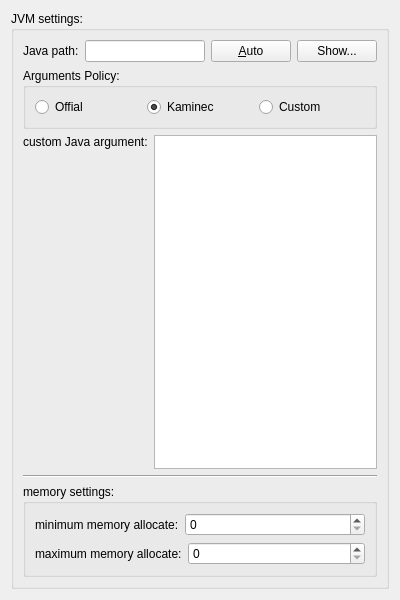
Qt form Kaminec/UI/preferences_tabs/javatab.ui (kaniol-lck/Kaminec) before a commit.
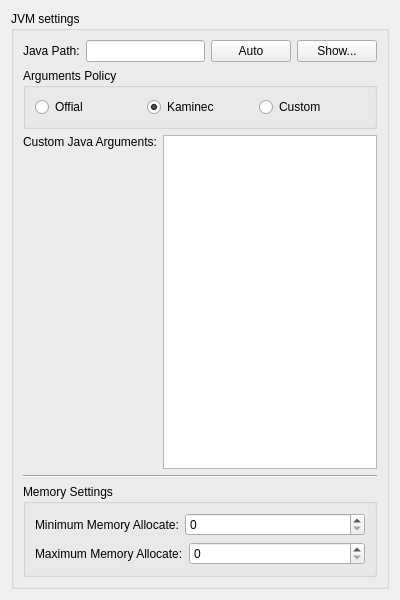
The same form after that commit.

Diff of the .ui file:
```diff
--- a/Kaminec/UI/preferences_tabs/javatab.ui
+++ b/Kaminec/UI/preferences_tabs/javatab.ui
@@ -17,7 +17,7 @@
    <item row="0" column="0">
     <widget class="QGroupBox" name="groupBox_5">
      <property name="title">
-      <string>JVM settings:</string>
+      <string>JVM settings</string>
      </property>
      <layout class="QVBoxLayout" name="verticalLayout">
       <item>
@@ -25,7 +25,7 @@
         <item>
          <widget class="QLabel" name="javaPath_label">
           <property name="text">
-           <string>Java path:</string>
+           <string>Java Path:</string>
           </property>
           <property name="buddy">
            <cstring>javaPath_le</cstring>
@@ -38,7 +38,7 @@
         <item>
          <widget class="QPushButton" name="autoJava_pb">
           <property name="text">
-           <string>&amp;Auto</string>
+           <string>Auto</string>
           </property>
          </widget>
         </item>
@@ -54,7 +54,7 @@
       <item>
        <widget class="QGroupBox" name="groupBox_7">
         <property name="title">
-         <string>Arguments Policy:</string>
+         <string>Arguments Policy</string>
         </property>
         <property name="checkable">
          <bool>false</bool>
@@ -111,7 +111,7 @@
            </sizepolicy>
           </property>
           <property name="text">
-           <string>custom Java argument:</string>
+           <string>Custom Java Arguments:</string>
           </property>
           <property name="buddy">
            <cstring>customJavaArg_te</cstring>
@@ -133,7 +133,7 @@
       <item>
        <widget class="QGroupBox" name="groupBox">
         <property name="title">
-         <string>memory settings:</string>
+         <string>Memory Settings</string>
         </property>
         <layout class="QVBoxLayout" name="verticalLayout_6">
          <item>
@@ -141,7 +141,7 @@
            <item>
             <widget class="QLabel" name="minMem_label">
              <property name="text">
-              <string>minimum memory allocate:</string>
+              <string>Minimum Memory Allocate:</string>
              </property>
              <property name="buddy">
               <cstring>minMem_sb</cstring>
@@ -168,7 +168,7 @@
            <item>
             <widget class="QLabel" name="maxMem_label">
              <property name="text">
-              <string>maximum memory allocate:</string>
+              <string>Maximum Memory Allocate:</string>
              </property>
              <property name="buddy">
               <cstring>maxMem_sb</cstring>
```
Left out of the diff: 2 changed lines with no effect on the pictures.
